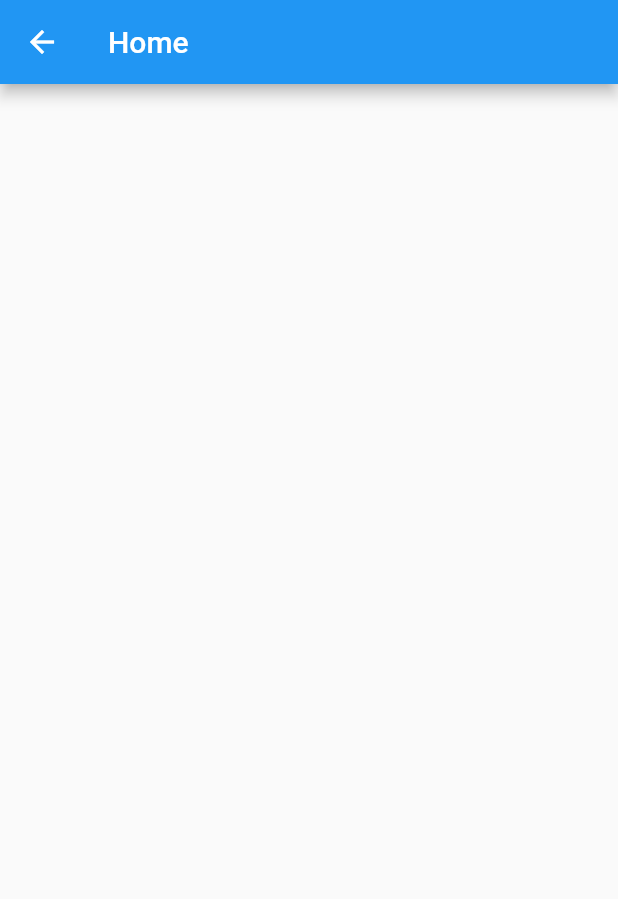
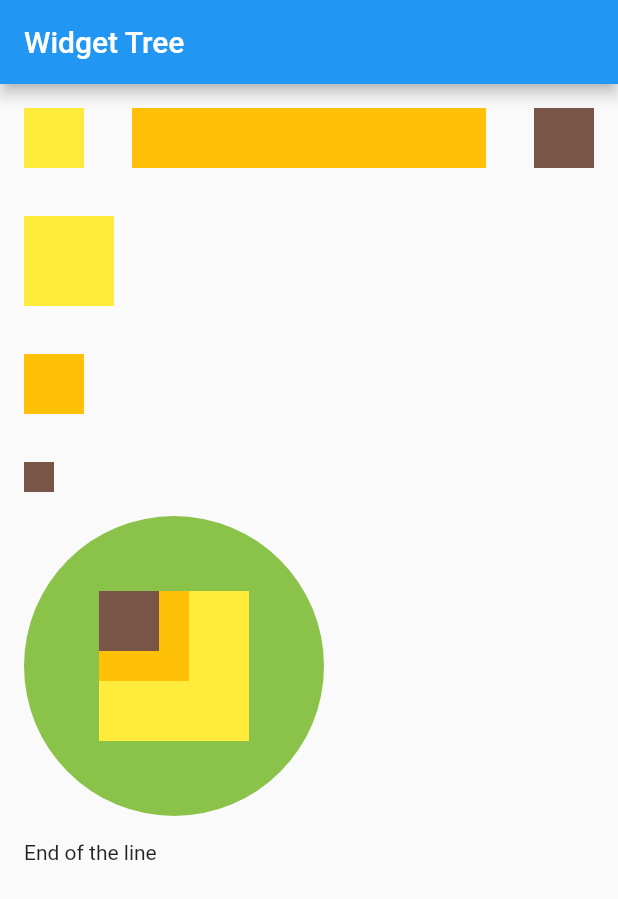
Before and after one commit to Fevado/beg-flutter, a Flutter app: the Home screen opened directly, on a phone screen of 412 x 824 dp. Shown: the top 899 px of the screen. Run offline on Flutter 3.47's test engine with Material 3 defaults, Android fonts, the phone set to English and light mode, and no system bars.

Commit message:
Learns about flutter widget tree and how to make it shallow

```diff
--- a/ch4_starter_exercise/lib/main.dart
+++ b/ch4_starter_exercise/lib/main.dart
@@ -16,7 +16,7 @@ class MyApp extends StatelessWidget{
         primarySwatch: Colors.blue,
         useMaterial3: false,
       ),
-      home: About(),
+      home: Home(),
     );
   }
 }
--- a/ch4_starter_exercise/lib/pages/home.dart
+++ b/ch4_starter_exercise/lib/pages/home.dart
@@ -11,9 +11,112 @@ class _Homestate extends State<Home>{
   Widget build(BuildContext context){
     return Scaffold(
       appBar: AppBar(
-        title: Text('Home'),
+        title: Text('Widget Tree'),
       ),
-      body: Container(),
+      body: SafeArea(
+        child: Padding(
+          padding: EdgeInsets.all(16.0),
+          child: Column(
+            children: <Widget>[
+              _buildHorizontalRow(),
+             Padding(padding: EdgeInsets.all(16.0),),
+             _buildRowAndColumn()
+            ],
+          ),
+          ),
+          ),
     );
   }
+
+  Row _buildRowAndColumn() {
+    return Row(
+            children: <Widget>[
+              Column(
+                crossAxisAlignment: CrossAxisAlignment.start,
+                mainAxisSize: MainAxisSize.max,
+                children: <Widget>[
+                  Container(
+                    color: Colors.yellow,
+                    height: 60.0,
+                    width: 60.0,
+                  ),
+                  Padding(padding: EdgeInsets.all(16.0),),
+                  Container(
+                    color: Colors.amber,
+                    height: 40.0,
+                    width: 40.0,
+                  ),
+                  Padding(padding: EdgeInsets.all(16.0),),
+                  Container(
+                    color: Colors.brown,
+                    height: 20.0,
+                    width: 20.0,
+                  ),
+                  Divider(),
+                  _buildRowAndStack(),
+                  Divider(),
+                  Text('End of the line'),
+                ],
+              ),
+            ],
+           );
+  }
+
+
+
+  Row _buildRowAndStack() {
+    return Row(
+                    children: <Widget>[
+                      CircleAvatar(
+                        backgroundColor: Colors.lightGreen,
+                        radius: 100.0,
+                        child: Stack(
+                          children: <Widget>[
+                            Container(
+                              height: 100.0,
+                              width: 100.0,
+                              color: Colors.yellow,
+                            ),
+                            Container(
+                              height: 60.0,
+                              width: 60.0,
+                              color: Colors.amber,
+                            ),
+                            Container(
+                              height: 40.0,
+                              width: 40.0,
+                              color: Colors.brown,
+                            ),
+                          ],
+                        ),
+                      )
+                    ],
+                  );
+  }
+
+  Row _buildHorizontalRow() {
+    return Row(
+              children: <Widget> [
+                Container(
+                  color: Colors.yellow,
+                  height: 40.0,
+                  width: 40.0,
+                ),
+                Padding(padding: EdgeInsets.all(16.0),),
+                Expanded(
+                  child:Container(
+                    color: Colors.amber,
+                    height: 40.0,
+                    width: 40.0,
+                  ),
+                  ),
+                  Padding(padding: EdgeInsets.all(16.0),),
+                  Container(
+                    color: Colors.brown,
+                    height: 40.0,
+                    width: 40.0,
+                  )
+              ],
+            );
+  }
 }
```
